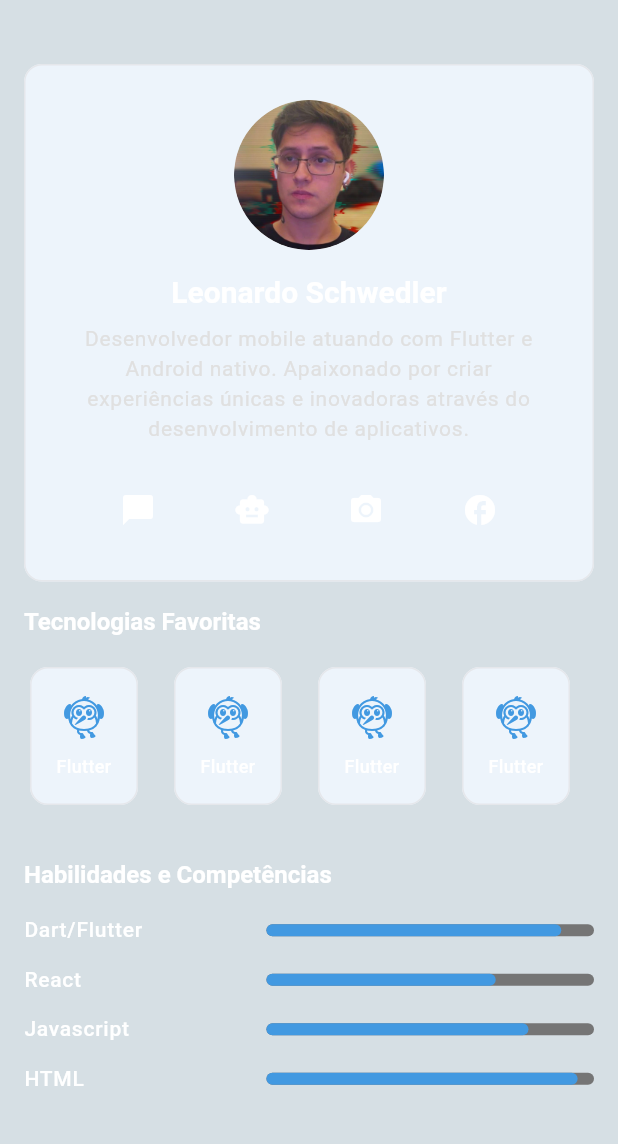
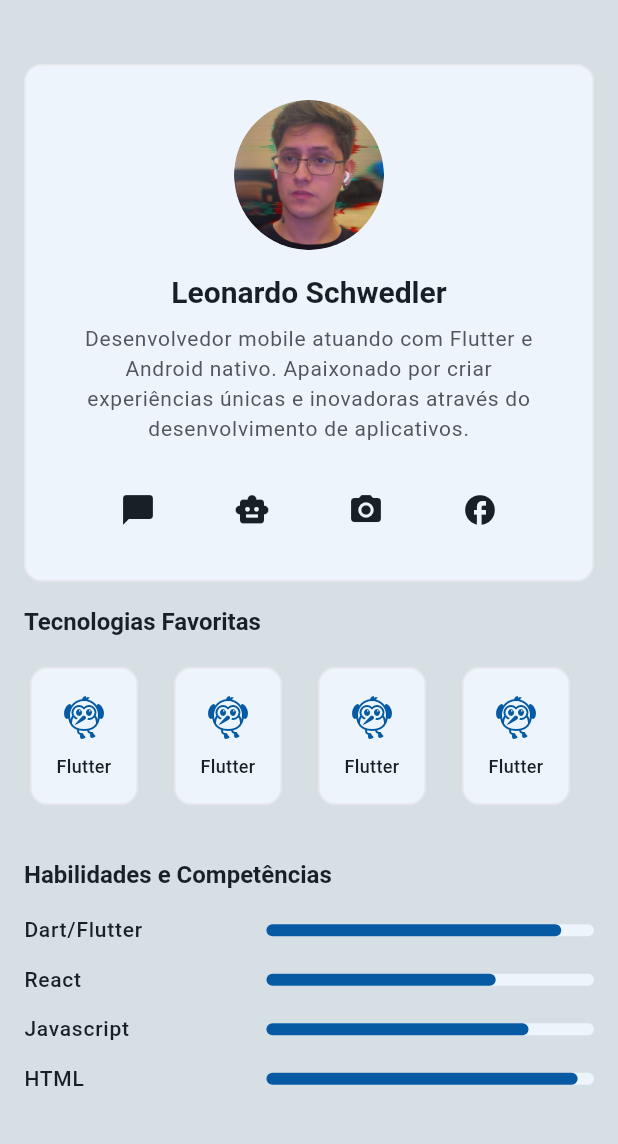
Before and after one commit to leoschwedler/Miscelania, a Flutter app: the ProfilePage screen opened directly, after a tap on the "light mode" icon, on a phone screen of 412 x 824 dp, the part 92-1236 px from its top. Run offline on Flutter 3.47's test engine with Material 3 defaults, Android fonts, the light colour scheme and no system bars; our stand-ins replace get_it; Roboto replaces fonts that are missing (Montserrat, Poppins).

Commit message:
feat: implement comprehensive theme system and refactor UI components
- Add light/dark themes with consistent color schemes
- Update all widgets to use theme colors instead of hardcoded values
- Customize AppBar styling to match background patterns
- Ensure visual consistency across ProfileCard, FavoriteTechnologies, and SkillsSection

```diff
--- a/lib/pages/home_page.dart
+++ b/lib/pages/home_page.dart
@@ -1,14 +1,15 @@
 import 'package:flutter/material.dart';
+import 'package:miscelania/routes/app_routes.dart';
 
 import '../widgets/app_header.dart';
-import '../widgets/activity_card.dart';
 
 class HomePage extends StatelessWidget {
   const HomePage({super.key});
 
   @override
   Widget build(BuildContext context) {
-    return SafeArea(
+    return Scaffold(
+      body: SafeArea(
         child: Column(
           children: [
             // Header com logo e título
@@ -18,33 +19,21 @@ class HomePage extends StatelessWidget {
             Expanded(
               child: ListView(
                 padding: const EdgeInsets.all(16),
-              children: const [
-                ActivityCard(
-                  icon: Icons.animation,
-                  title: 'Animações',
-                  exerciseCount: 4,
-                  description:
-                      'Estudos sobre animações implícitas e controladas, contendo 4 exercícios e 2 estudos',
+                children: const [],
               ),
-                SizedBox(height: 16),
-                ActivityCard(
-                  icon: Icons.visibility,
-                  title: 'Leitura de Mockup',
-                  exerciseCount: 2,
-                  description:
-                      'Aplicação da técnica de leitura de mockup, contendo 2 exercícios',
-                ),
-                SizedBox(height: 16),
-                ActivityCard(
-                  icon: Icons.explore,
-                  title: 'Playground',
-                  exerciseCount: 3,
-                  description: 'Ambiente destinado a testes e estudos em geral',
             ),
           ],
         ),
       ),
-        ],
+      floatingActionButton: FloatingActionButton(
+        onPressed: () {
+          Navigator.of(context).pushNamed(AppRoutes.newTaskPage);
+        },
+        backgroundColor: Theme.of(context).primaryColor,
+        foregroundColor: Colors.white,
+        elevation: 8,
+        shape: const CircleBorder(),
+        child: const Icon(Icons.add, size: 28),
       ),
     );
   }
--- a/lib/routes/app_routes.dart
+++ b/lib/routes/app_routes.dart
@@ -3,4 +3,5 @@ class AppRoutes {
   static const String homePage = "/homePage";
   static const String repositoriesPage = "/repositoriesPage";
   static const String profilePage = "/profilePage";
+  static const String newTaskPage = "/newTaskPage";
 }
--- a/lib/routes/router.dart
+++ b/lib/routes/router.dart
@@ -1,5 +1,6 @@
 import 'package:flutter/material.dart';
 import 'package:miscelania/pages/main_navigation_page.dart';
+import 'package:miscelania/pages/new_task_page.dart';
 import 'package:miscelania/pages/splash_page.dart';
 import 'package:miscelania/routes/app_routes.dart';
 
@@ -8,4 +9,5 @@ final Map<String, WidgetBuilder> routes = {
   AppRoutes.homePage: (context) => const MainNavigationPage(),
   AppRoutes.repositoriesPage: (context) => const MainNavigationPage(),
   AppRoutes.profilePage: (context) => const MainNavigationPage(),
+  AppRoutes.newTaskPage: (context) => const NewTaskPage(),
 };
--- a/lib/themes/app_themes.dart
+++ b/lib/themes/app_themes.dart
@@ -27,9 +27,16 @@ class AppThemes {
 
       // AppBar
       appBarTheme: const AppBarTheme(
-        backgroundColor: cardColor,
+        backgroundColor: backgroundColor,
         foregroundColor: Colors.white,
         elevation: 0,
+        centerTitle: true,
+        titleTextStyle: TextStyle(
+          fontFamily: 'Poppins',
+          fontSize: 18,
+          fontWeight: FontWeight.w600,
+          color: Colors.white,
+        ),
       ),
 
       // Bottom Navigation Bar
@@ -118,9 +125,16 @@ class AppThemes {
 
       // AppBar
       appBarTheme: const AppBarTheme(
-        backgroundColor: highlightColor,
+        backgroundColor: Color(0xFFD6DFE4),
         foregroundColor: cardColor,
         elevation: 0,
+        centerTitle: true,
+        titleTextStyle: TextStyle(
+          fontFamily: 'Poppins',
+          fontSize: 18,
+          fontWeight: FontWeight.w600,
+          color: cardColor,
+        ),
       ),
 
       // Bottom Navigation Bar
--- a/lib/widgets/favorite_technologies.dart
+++ b/lib/widgets/favorite_technologies.dart
@@ -5,14 +5,17 @@ class FavoriteTechnologies extends StatelessWidget {
 
   @override
   Widget build(BuildContext context) {
+    final theme = Theme.of(context);
+    final colorScheme = theme.colorScheme;
+
     return Column(
       crossAxisAlignment: CrossAxisAlignment.start,
       children: [
         Text(
           'Tecnologias Favoritas',
-          style: Theme.of(context).textTheme.headlineMedium?.copyWith(
+          style: theme.textTheme.headlineMedium?.copyWith(
             fontWeight: FontWeight.bold,
-            color: Colors.white,
+            color: colorScheme.onSurface,
           ),
         ),
         const SizedBox(height: 16),
@@ -26,7 +29,7 @@ class FavoriteTechnologies extends StatelessWidget {
               return _TechnologyCard(
                 name: 'Flutter',
                 icon: Icons.flutter_dash,
-                color: const Color(0xFF4299E1),
+                color: colorScheme.primary,
               );
             },
           ),
@@ -49,6 +52,9 @@ class _TechnologyCard extends StatelessWidget {
 
   @override
   Widget build(BuildContext context) {
+    final theme = Theme.of(context);
+    final colorScheme = theme.colorScheme;
+
     return Container(
       width: 80,
       margin: const EdgeInsets.only(right: 16),
@@ -62,8 +68,8 @@ class _TechnologyCard extends StatelessWidget {
               const SizedBox(height: 8),
               Text(
                 name,
-                style: Theme.of(context).textTheme.bodyMedium?.copyWith(
-                  color: Colors.white,
+                style: theme.textTheme.bodyMedium?.copyWith(
+                  color: colorScheme.onSurface,
                   fontWeight: FontWeight.w500,
                 ),
                 textAlign: TextAlign.center,
--- a/lib/widgets/profile_card.dart
+++ b/lib/widgets/profile_card.dart
@@ -5,6 +5,9 @@ class ProfileCard extends StatelessWidget {
 
   @override
   Widget build(BuildContext context) {
+    final theme = Theme.of(context);
+    final colorScheme = theme.colorScheme;
+
     return Card(
       margin: const EdgeInsets.symmetric(vertical: 16),
       child: Padding(
@@ -15,16 +18,16 @@ class ProfileCard extends StatelessWidget {
             CircleAvatar(
               radius: 50,
               backgroundImage: const AssetImage('assets/images/profile.jpeg'),
-              backgroundColor: Colors.grey[300],
+              backgroundColor: colorScheme.surface,
             ),
             const SizedBox(height: 16),
 
             // Nome
             Text(
               'Leonardo Schwedler',
-              style: Theme.of(context).textTheme.headlineLarge?.copyWith(
+              style: theme.textTheme.headlineLarge?.copyWith(
                 fontWeight: FontWeight.bold,
-                color: Colors.white,
+                color: colorScheme.onSurface,
               ),
               textAlign: TextAlign.center,
             ),
@@ -33,8 +36,8 @@ class ProfileCard extends StatelessWidget {
             // Bio
             Text(
               'Desenvolvedor mobile atuando com Flutter e Android nativo. Apaixonado por criar experiências únicas e inovadoras através do desenvolvimento de aplicativos.',
-              style: Theme.of(context).textTheme.bodyLarge?.copyWith(
-                color: Colors.grey[300],
+              style: theme.textTheme.bodyLarge?.copyWith(
+                color: theme.textTheme.bodyMedium?.color,
                 height: 1.4,
               ),
               textAlign: TextAlign.center,
@@ -86,9 +89,12 @@ class _SocialMediaButton extends StatelessWidget {
 
   @override
   Widget build(BuildContext context) {
+    final theme = Theme.of(context);
+    final colorScheme = theme.colorScheme;
+
     return IconButton(
       onPressed: onPressed,
-      icon: Icon(icon, color: Colors.white, size: 24),
+      icon: Icon(icon, color: colorScheme.onSurface, size: 24),
       style: IconButton.styleFrom(
         backgroundColor: Colors.transparent,
         padding: const EdgeInsets.all(12),
--- a/lib/widgets/skills_section.dart
+++ b/lib/widgets/skills_section.dart
@@ -5,14 +5,17 @@ class SkillsSection extends StatelessWidget {
 
   @override
   Widget build(BuildContext context) {
+    final theme = Theme.of(context);
+    final colorScheme = theme.colorScheme;
+
     return Column(
       crossAxisAlignment: CrossAxisAlignment.start,
       children: [
         Text(
           'Habilidades e Competências',
-          style: Theme.of(context).textTheme.headlineMedium?.copyWith(
+          style: theme.textTheme.headlineMedium?.copyWith(
             fontWeight: FontWeight.bold,
-            color: Colors.white,
+            color: colorScheme.onSurface,
           ),
         ),
         const SizedBox(height: 16),
@@ -43,6 +46,9 @@ class _SkillItem extends StatelessWidget {
 
   @override
   Widget build(BuildContext context) {
+    final theme = Theme.of(context);
+    final colorScheme = theme.colorScheme;
+
     return Row(
       children: [
         // Nome da habilidade
@@ -50,8 +56,8 @@ class _SkillItem extends StatelessWidget {
           flex: 2,
           child: Text(
             skillName,
-            style: Theme.of(context).textTheme.bodyLarge?.copyWith(
-              color: Colors.white,
+            style: theme.textTheme.bodyLarge?.copyWith(
+              color: colorScheme.onSurface,
               fontWeight: FontWeight.w500,
             ),
           ),
@@ -64,8 +70,8 @@ class _SkillItem extends StatelessWidget {
           flex: 3,
           child: LinearProgressIndicator(
             value: progress,
-            backgroundColor: Colors.grey[600],
-            valueColor: const AlwaysStoppedAnimation<Color>(Color(0xFF4299E1)),
+            backgroundColor: colorScheme.surface,
+            valueColor: AlwaysStoppedAnimation<Color>(colorScheme.primary),
             borderRadius: BorderRadius.circular(4),
             minHeight: 8,
           ),
```
Also changed, not shown: lib/pages/new_task_page.dart (added, +15 -0 lines). Lines whose indentation alone changed are shown as unchanged.
